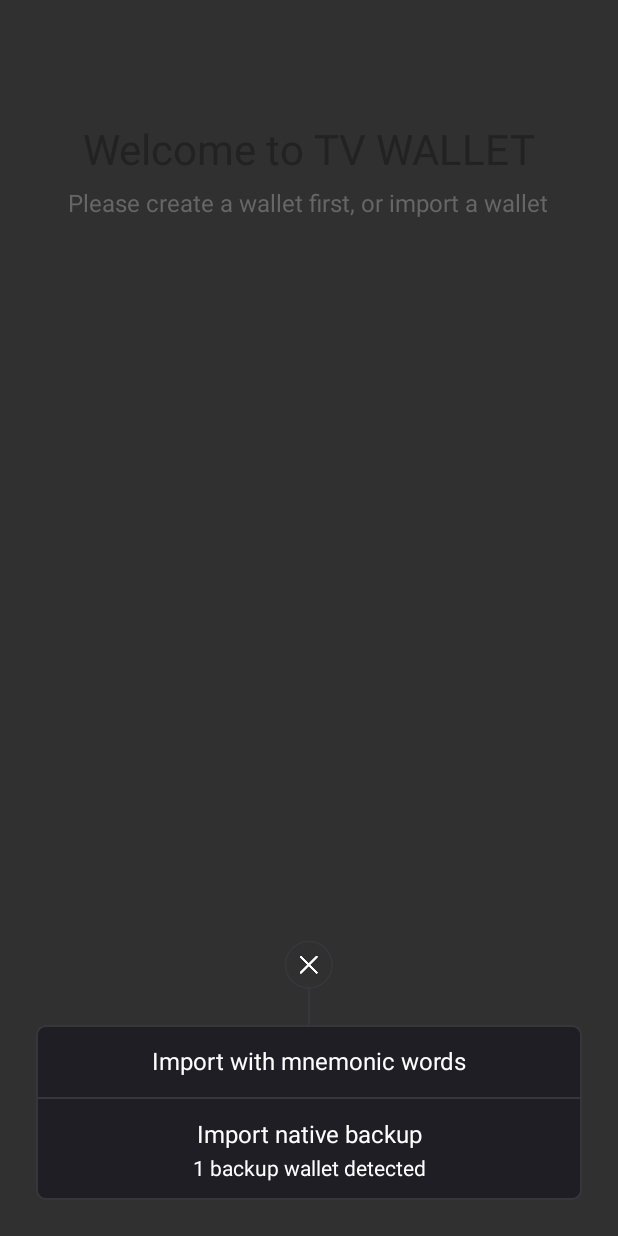
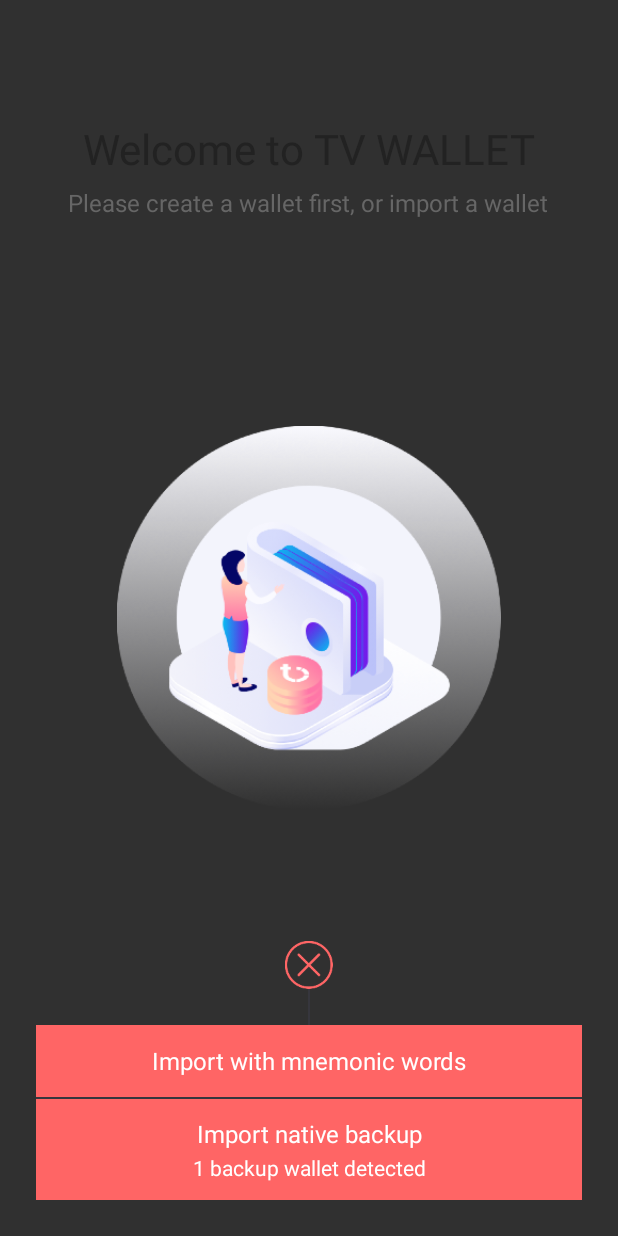
Before and after one commit to tivalueproject/TVspos_Cold-Wallet_Android, an Android app: the layout activity_wallet_init.xml on its own in the app's theme, with its tools: preview values and no code run, on a phone screen of 412 x 824 dp. Run offline under Robolectric (Android 15) with nearby library versions, the light colour scheme and no system bars; plain views replace AutofitTextView.

Commit message:
modify  style

```diff
--- a/app/src/main/res/drawable/bg_theme_black_radius_6.xml
+++ b/app/src/main/res/drawable/bg_theme_black_radius_6.xml
@@ -1,6 +1,6 @@
 <?xml version="1.0" encoding="utf-8"?>
 <shape xmlns:android="http://schemas.android.com/apk/res/android">
-    <solid android:color="@color/bg_color" />
+    <solid android:color="@color/white" />
     <stroke
         android:width="1dp"
         android:color="@color/color_border" />
--- a/app/src/main/res/layout/activity_network.xml
+++ b/app/src/main/res/layout/activity_network.xml
@@ -69,7 +69,7 @@
                     android:layout_height="wrap_content"
                     android:layout_marginStart="@dimen/normal_padding"
                     android:layout_marginEnd="@dimen/normal_padding"
-                    android:background="@drawable/bg_unable_radius_6"
+                    android:background="@color/white"
                     android:onClick="@{click::onClick}"
                     android:orientation="horizontal"
                     android:paddingStart="@dimen/normal_padding"
--- a/app/src/main/res/layout/activity_wallet_init.xml
+++ b/app/src/main/res/layout/activity_wallet_init.xml
@@ -5,6 +5,13 @@
     <FrameLayout
         android:layout_width="match_parent"
         android:layout_height="match_parent">
+
+        <ImageView
+            android:layout_width="256dp"
+            android:layout_height="256dp"
+            android:layout_gravity="center"
+            android:scaleType="centerCrop"
+            android:src="@drawable/ico_welcome" />
 
         <LinearLayout
             android:layout_width="wrap_content"
@@ -63,11 +70,11 @@
                 android:id="@+id/tv_import_wallet"
                 android:layout_width="match_parent"
                 android:layout_height="48dp"
-
-                android:background="@drawable/bg_theme_black_radius_6"
+                style="@style/BasicButton.Bordered.Orange"
                 android:gravity="center"
                 android:text="@string/wallet_import"
-                android:textColor="@color/white"
+                android:textColor="@color/color_orange"
+                android:theme="@style/BasicButton.Bordered.Orange"
                 android:textSize="16sp" />
         </LinearLayout>
 
@@ -99,7 +106,7 @@
             <LinearLayout
                 android:layout_width="match_parent"
                 android:layout_height="wrap_content"
-                android:background="@drawable/bg_theme_black_radius_6"
+                android:background="@color/color_orange"
                 android:orientation="vertical">
 
                 <TextView
--- a/app/src/main/res/values/styles.xml
+++ b/app/src/main/res/values/styles.xml
@@ -13,6 +13,12 @@
     <style name="AppTheme.Splash" parent="AppTheme">
         <item name="android:windowTranslucentStatus">true</item>
         <item name="android:windowBackground">@color/white</item>
+    </style>
+
+    <style name="BasicButton.Bordered.Orange" parent="BasicButton.Bordered">
+        <item name="basic_btn_border_color">?attr/colorAccent</item>
+        <item name="android:textColor">?attr/colorAccent</item>
+        <item name="basic_btn_border_radius">6dp</item>
     </style>
 
     <style name="Dialog" parent="android:style/Theme.Dialog">
--- a/basic/src/main/res/values/colors.xml
+++ b/basic/src/main/res/values/colors.xml
@@ -4,7 +4,7 @@
     <color name="basic_divider_dark">#45454d</color>
 
     <color name="basic_btn_colored_background_light">@color/basic_primary</color>
-    <color name="basic_btn_colored_background_dark">#FF6565</color>
+    <color name="basic_btn_colored_background_dark">#FFFFFF</color>
     <color name="basic_btn_border_color">@color/basic_divider_light</color>
 
     <color name="basic_dialog_background_light">#ffffff</color>
--- a/basic/src/main/res/values/styles.xml
+++ b/basic/src/main/res/values/styles.xml
@@ -26,7 +26,7 @@
         <item name="basic_dialog_content_text_color">@color/basic_dialog_tertiary_text_dark
         </item>
         <item name="basic_dialog_positive_button_style">@style/BasicButton</item>
-        <item name="basic_dialog_negative_button_style">@style/BasicButton.Dark</item>
+        <item name="basic_dialog_negative_button_style">@style/BasicButton.Bordered</item>
     </style>
 
     <style name="BasicAlertDialog.Light" parent="BasicDialog.Light">
@@ -45,7 +45,7 @@
 
     <style name="BasicButton.Bordered" parent="Widget.AppCompat.Button">
         <item name="android:background">@drawable/basic_btn_bordered_background</item>
-        <item name="android:textAppearance">@style/TextAppearance.AppCompat</item>
+        <item name="android:textAppearance">@style/BasicTextAppearance.AppCompat.Dark</item>
     </style>
 
     <style name="BasicButton.Dark" parent="BasicButton">
@@ -55,4 +55,8 @@
     <style name="BasicTextAppearance.AppCompat.Light" parent="TextAppearance.AppCompat">
         <item name="android:textColor">@android:color/background_light</item>
     </style>
+
+    <style name="BasicTextAppearance.AppCompat.Dark" parent="TextAppearance.AppCompat">
+        <item name="android:textColor">@android:color/background_dark</item>
+    </style>
 </resources>
```
Also changed, not shown: app/src/main/res/drawable-xxhdpi/ico_close_round.png.
